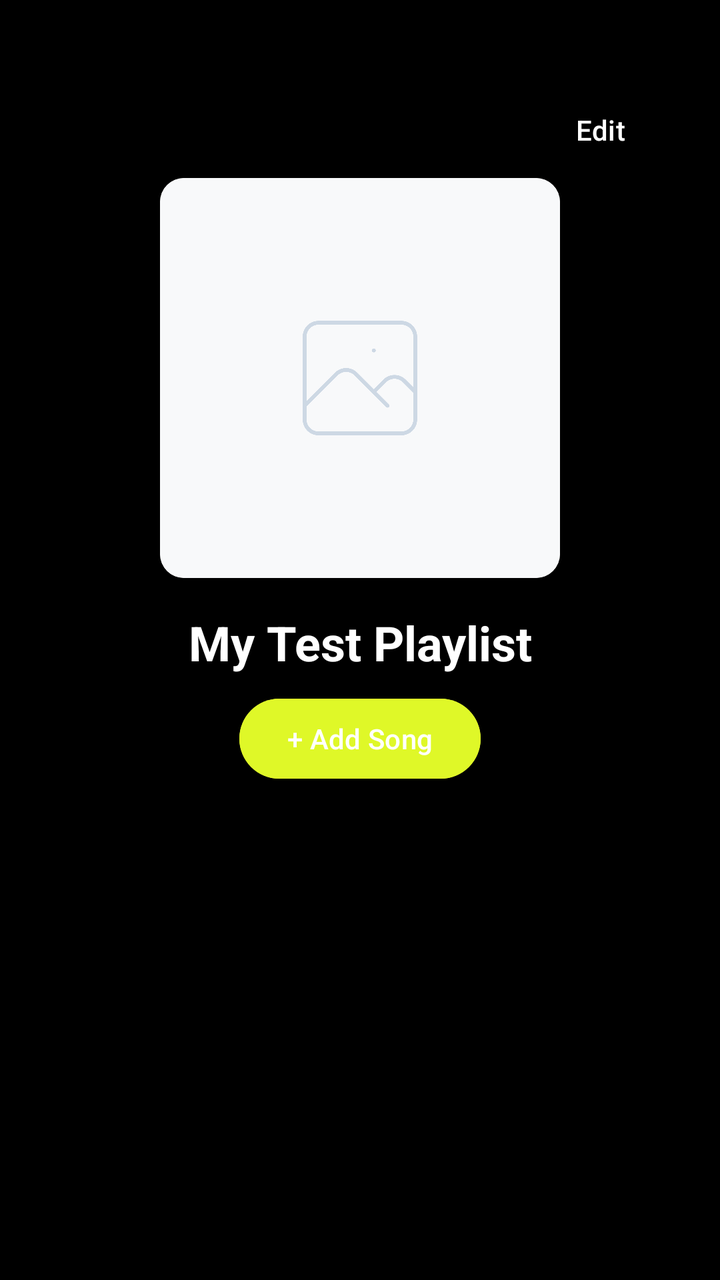
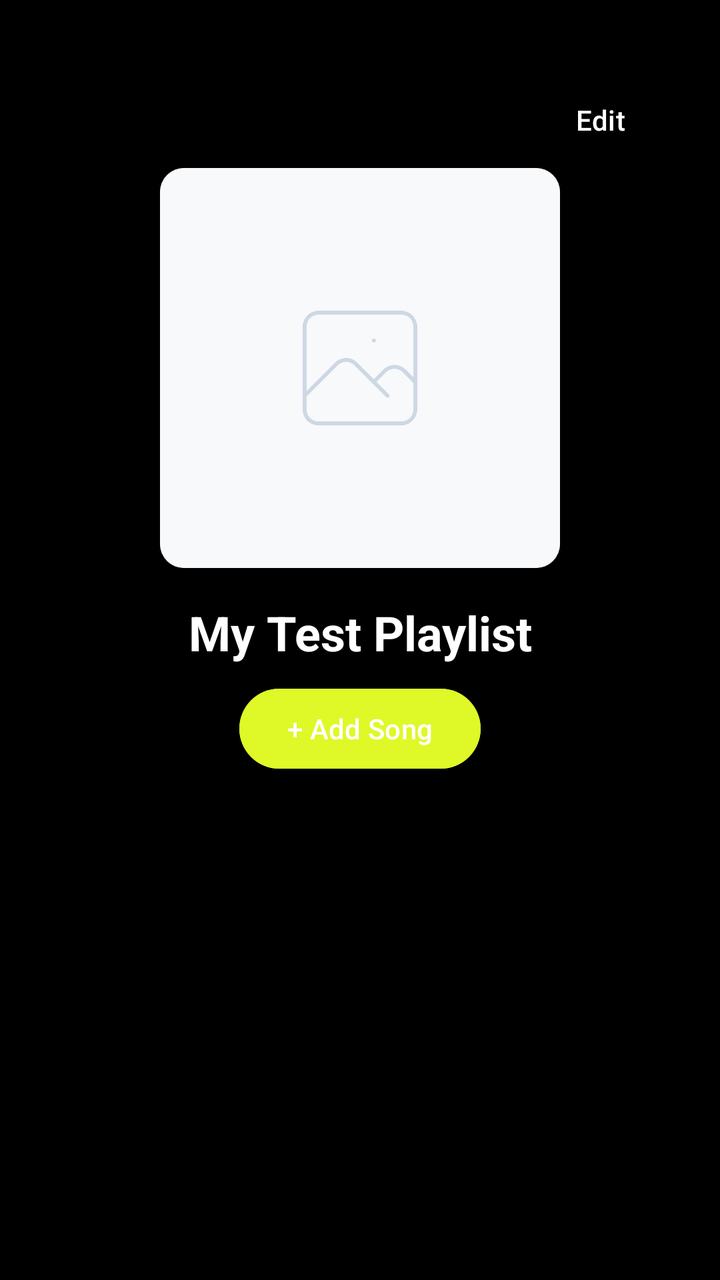

Two renders of the same Android screen: before a commit and after it. Below are the layout's source before the change and the commit's diff.
<!-- AndroidManifest.xml: application theme Theme.Test -->
<!-- res/layout/fragment_playlist_detail.xml -->
<?xml version="1.0" encoding="utf-8"?>
<LinearLayout xmlns:android="http://schemas.android.com/apk/res/android"
    xmlns:app="http://schemas.android.com/apk/res-auto"
    android:layout_width="match_parent"
    android:layout_height="match_parent"
    android:background="@android:color/black"
    android:orientation="vertical"
    android:padding="16dp">

    <Button
        android:id="@+id/edit"
        android:layout_width="wrap_content"
        android:layout_height="wrap_content"
        android:layout_marginTop="25dp"
        android:text="Edit"
        android:layout_gravity="right"
        android:backgroundTint="@color/black"
        android:textColor="@color/white" />

    
    <androidx.cardview.widget.CardView
        android:layout_width="200dp"
        android:layout_height="200dp"
        android:layout_gravity="center"
        app:cardCornerRadius="12dp">

        <ImageView
            android:id="@+id/playlistArt"
            android:layout_width="match_parent"
            android:layout_height="match_parent"
            android:scaleType="centerCrop"

            android:src="@drawable/placeholder_image" />
    </androidx.cardview.widget.CardView>

    
    <TextView
        android:id="@+id/playlistTitle"
        android:layout_width="match_parent"
        android:layout_height="wrap_content"
        android:layout_marginTop="16dp"
        android:gravity="center"
        android:text="My Test Playlist"
        android:textColor="@color/white"
        android:textSize="24sp"
        android:textStyle="bold" />

    
    <Button
        android:id="@+id/btnAddSong"
        android:layout_width="wrap_content"
        android:layout_height="wrap_content"
        android:layout_gravity="center"
        android:layout_marginTop="8dp"
        android:text="+ Add Song"
        android:backgroundTint="@color/brand_green" />

    
    <androidx.recyclerview.widget.RecyclerView
        android:id="@+id/playlistRecyclerView"
        android:layout_width="match_parent"
        android:layout_height="match_parent"
        android:layout_marginTop="16dp" />

</LinearLayout>
<!-- resources referenced by this layout -->
<resources>
  <color name="black">#FF000000</color>
  <color name="brand_green">#DFF828</color>
  <color name="white">#FFFFFFFF</color>
  <!-- drawable placeholder_image: png bitmap (drawable, 11087 bytes) -->
  <style name="Theme.Test" parent="Base.Theme.Test" />
  <style name="Base.Theme.Test" parent="Theme.Material3.DayNight.NoActionBar">
          
          
      </style>
</resources>

<!-- the commit's change to res/layout/fragment_playlist_detail.xml (unified diff, before → after) -->
@@ -3,24 +3,23 @@
     xmlns:app="http://schemas.android.com/apk/res-auto"
     android:layout_width="match_parent"
     android:layout_height="match_parent"
-    android:background="@android:color/black"
+    android:background="@color/black"
     android:orientation="vertical"
-    android:padding="16dp">
+    android:padding="@dimen/spacing_xl">
 
     <Button
         android:id="@+id/edit"
         android:layout_width="wrap_content"
         android:layout_height="wrap_content"
-        android:layout_marginTop="25dp"
-        android:text="Edit"
+        android:layout_marginTop="@dimen/spacing_xxl"
+        android:text="@string/label_edit"
         android:layout_gravity="right"
         android:backgroundTint="@color/black"
         android:textColor="@color/white" />
 
-    
     <androidx.cardview.widget.CardView
-        android:layout_width="200dp"
-        android:layout_height="200dp"
+        android:layout_width="@dimen/playlist_detail_art_size"
+        android:layout_height="@dimen/playlist_detail_art_size"
         android:layout_gravity="center"
         app:cardCornerRadius="12dp">
 
@@ -29,37 +28,33 @@
             android:layout_width="match_parent"
             android:layout_height="match_parent"
             android:scaleType="centerCrop"
-
             android:src="@drawable/placeholder_image" />
     </androidx.cardview.widget.CardView>
 
-    
     <TextView
         android:id="@+id/playlistTitle"
         android:layout_width="match_parent"
         android:layout_height="wrap_content"
-        android:layout_marginTop="16dp"
+        android:layout_marginTop="@dimen/spacing_xl"
         android:gravity="center"
-        android:text="My Test Playlist"
+        android:text="@string/label_my_test_playlist"
         android:textColor="@color/white"
-        android:textSize="24sp"
+        android:textSize="@dimen/text_heading"
         android:textStyle="bold" />
 
-    
     <Button
         android:id="@+id/btnAddSong"
         android:layout_width="wrap_content"
         android:layout_height="wrap_content"
         android:layout_gravity="center"
-        android:layout_marginTop="8dp"
-        android:text="+ Add Song"
+        android:layout_marginTop="@dimen/spacing_md"
+        android:text="@string/label_add_song"
         android:backgroundTint="@color/brand_green" />
 
-    
     <androidx.recyclerview.widget.RecyclerView
         android:id="@+id/playlistRecyclerView"
         android:layout_width="match_parent"
         android:layout_height="match_parent"
-        android:layout_marginTop="16dp" />
+        android:layout_marginTop="@dimen/spacing_xl" />
 
 </LinearLayout>
<!-- resource entries referenced after the edit -->
@@ -3,7 +3,15 @@
   <color name="black">#FF000000</color>
   <color name="brand_green">#DFF828</color>
   <color name="white">#FFFFFFFF</color>
+  <dimen name="playlist_detail_art_size">200dp</dimen>
+  <dimen name="spacing_md">8dp</dimen>
+  <dimen name="spacing_xl">16dp</dimen>
+  <dimen name="spacing_xxl">20dp</dimen>
+  <dimen name="text_heading">24sp</dimen>
   <!-- drawable placeholder_image: png bitmap (drawable, 11087 bytes) -->
+  <string name="label_add_song">+ Add Song</string>
+  <string name="label_edit">Edit</string>
+  <string name="label_my_test_playlist">My Test Playlist</string>
   <style name="Theme.Test" parent="Base.Theme.Test" />
   <style name="Base.Theme.Test" parent="Theme.Material3.DayNight.NoActionBar">
           
